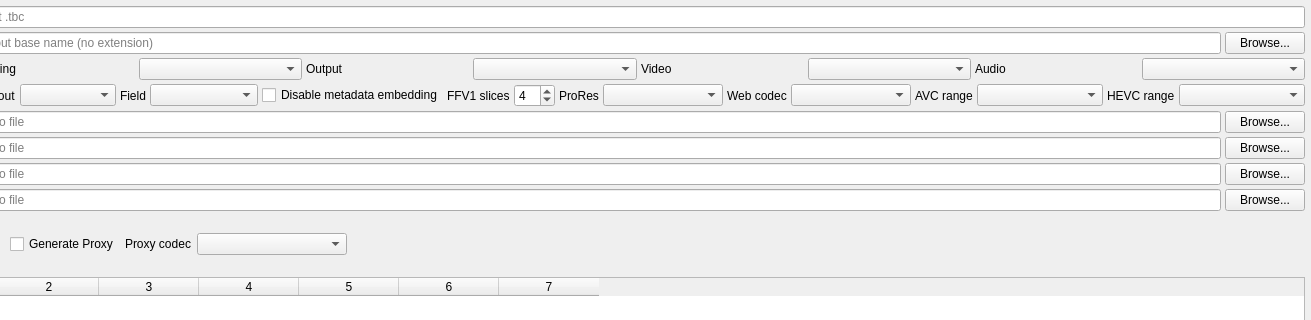
hugoatease/tbc-tools, file src/ld-analyse/exportdialog.ui: the form before one commit; both pictures show x 108 to 1419 and y 0 to 320 of the 1419 by 438 pixel window.
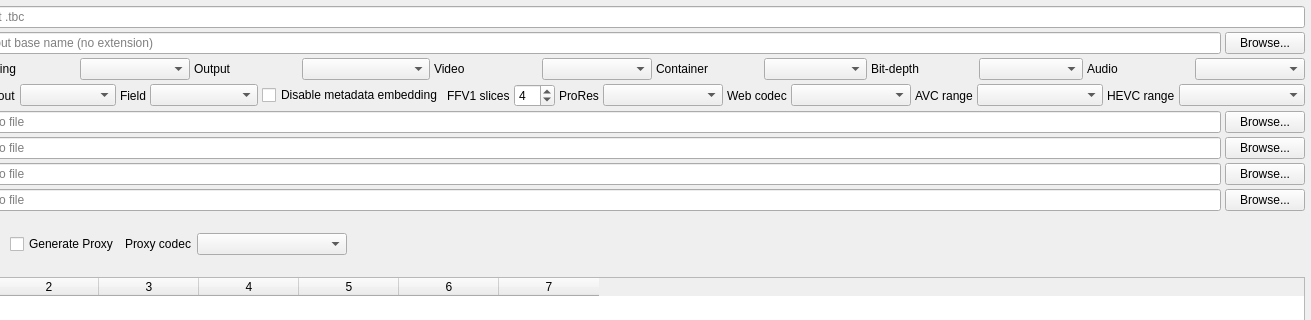
The form after the commit.

Patch:
```diff
--- a/src/ld-analyse/exportdialog.ui
+++ b/src/ld-analyse/exportdialog.ui
@@ -154,6 +154,40 @@
          </property>
         </widget>
        </item>
+       <item>
+        <widget class="QLabel" name="mainContainerLabel">
+         <property name="text">
+          <string>Container</string>
+         </property>
+        </widget>
+       </item>
+       <item>
+        <widget class="QComboBox" name="mainContainerComboBox">
+         <property name="minimumSize">
+          <size>
+           <width>96</width>
+           <height>0</height>
+          </size>
+         </property>
+        </widget>
+       </item>
+       <item>
+        <widget class="QLabel" name="mainBitDepthLabel">
+         <property name="text">
+          <string>Bit-depth</string>
+         </property>
+        </widget>
+       </item>
+       <item>
+        <widget class="QComboBox" name="mainBitDepthComboBox">
+         <property name="minimumSize">
+          <size>
+           <width>86</width>
+           <height>0</height>
+          </size>
+         </property>
+        </widget>
+       </item>
        <item>
         <widget class="QLabel" name="audioProfileLabel">
          <property name="text">
```
